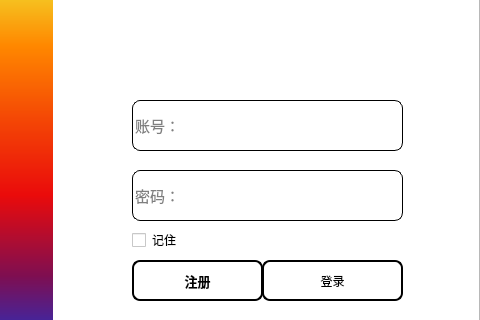
Before: the Qt Designer form Trip_Memory/ui/login_window.ui in musuwer/Program_Final_Assignment, drawn with Qt 5; both pictures show x 374 to 854 and y 96 to 416 of the 854 by 551 pixel window.
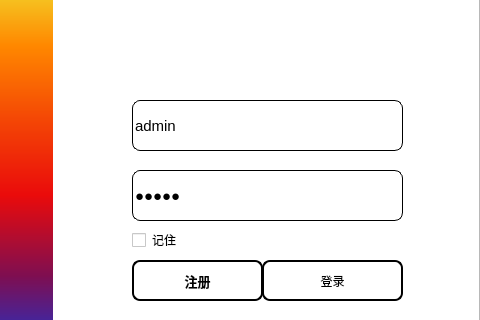
After: the same form once the commit is applied. Icons and pictures are not drawn.

The edit to the form file:
```diff
--- a/Trip_Memory/ui/login_window.ui
+++ b/Trip_Memory/ui/login_window.ui
@@ -394,6 +394,9 @@
               <string notr="true">border:1px solid rgb(0,0,0);
 border-radius:8px;</string>
              </property>
+             <property name="text">
+              <string>admin</string>
+             </property>
              <property name="placeholderText">
               <string>账号：</string>
              </property>
@@ -417,7 +420,7 @@
 border-radius:8px;</string>
              </property>
              <property name="text">
-              <string/>
+              <string>admin</string>
              </property>
              <property name="echoMode">
               <enum>QLineEdit::Password</enum>
```
